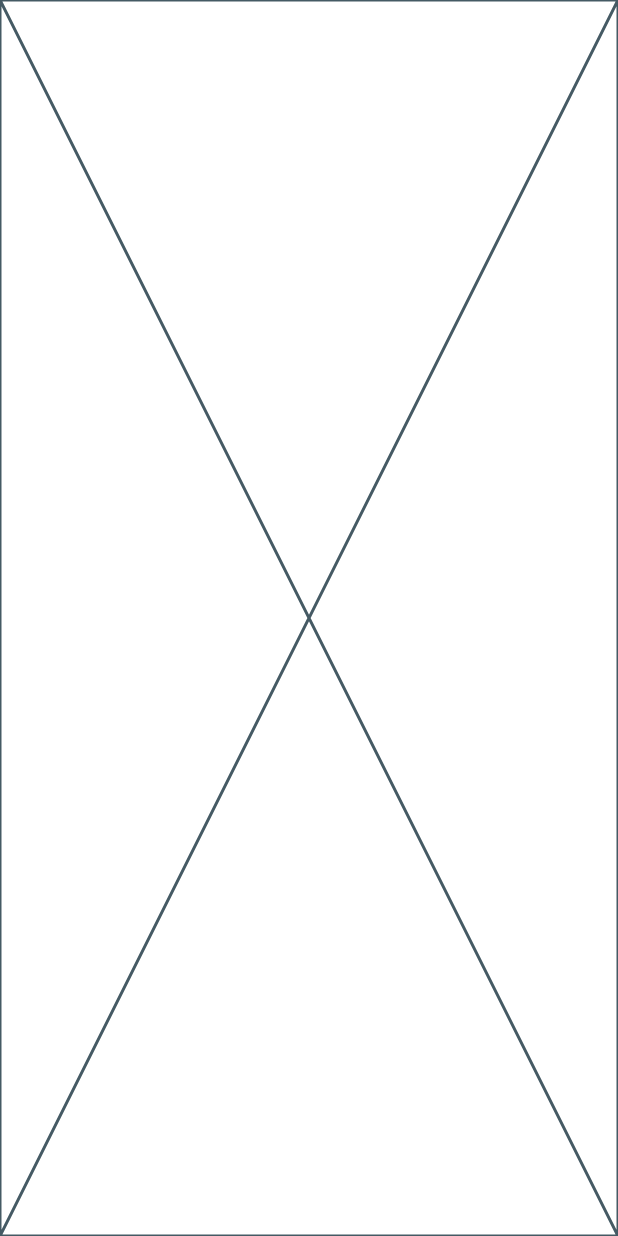
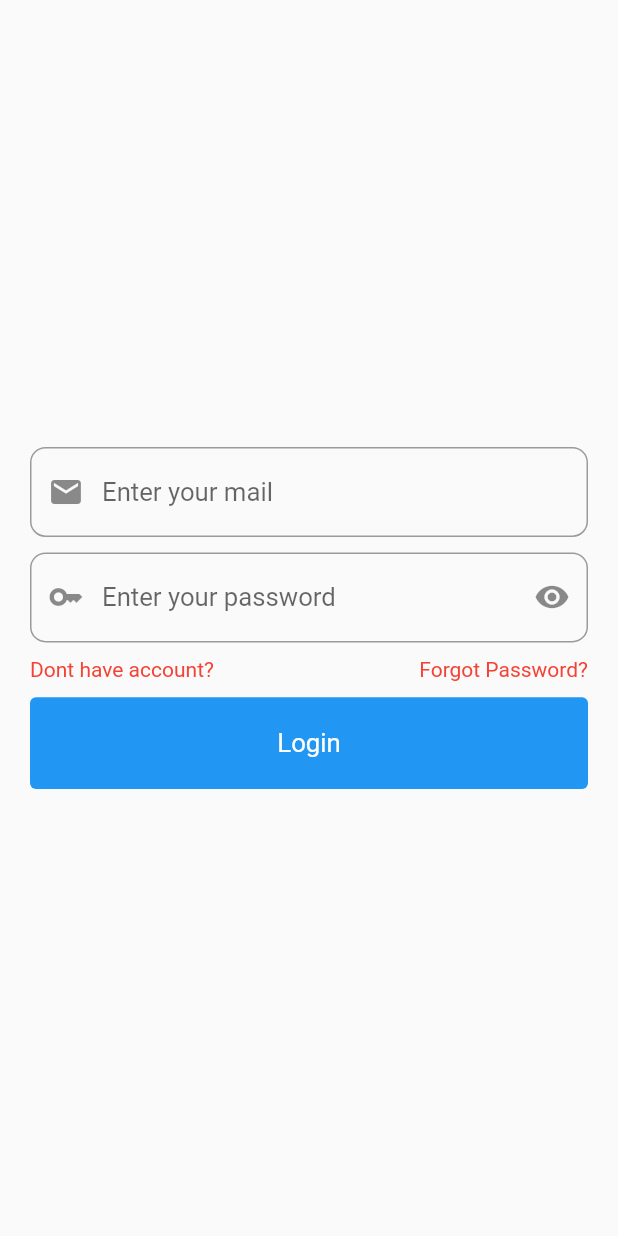
Before and after one commit to ant6000/house_rent, a Flutter app: the screen it shows after launch, on a phone screen of 412 x 824 dp. Run offline on Flutter 3.47's test engine with Material 2 defaults, Android fonts, the phone set to English and light mode, and no system bars; our stand-ins replace flutter_screenutil, get.

Commit message:
login page created

```diff
--- a/lib/main.dart
+++ b/lib/main.dart
@@ -1,4 +1,6 @@
 import 'package:flutter/material.dart';
+import 'package:flutter_screenutil/flutter_screenutil.dart';
+import 'package:get/get_navigation/get_navigation.dart';
 import 'package:house_rent/views/screens/login_page.dart';
 
 void main() {
@@ -10,8 +12,14 @@ class MyApp extends StatelessWidget {
 
   @override
   Widget build(BuildContext context) {
-    return const MaterialApp(
-      home: LoginPage(),
+    return  ScreenUtilInit(
+      designSize: const Size(360, 800),
+      builder: (_, child) {
+        return const GetMaterialApp(
+          debugShowCheckedModeBanner: false,
+          home: LoginPage(),
+        );
+      },
     );
   }
 }
--- a/lib/views/screens/login_page.dart
+++ b/lib/views/screens/login_page.dart
@@ -1,10 +1,103 @@
 import 'package:flutter/material.dart';
+import 'package:flutter_screenutil/flutter_screenutil.dart';
 
-class LoginPage extends StatelessWidget {
+class LoginPage extends StatefulWidget {
   const LoginPage({super.key});
 
   @override
+  State<LoginPage> createState() => _LoginPageState();
+}
+
+class _LoginPageState extends State<LoginPage> {
+  final formKey = GlobalKey<FormState>();
+  final emailController = TextEditingController();
+  final passwordController = TextEditingController();
+
+  @override
   Widget build(BuildContext context) {
-    return const Placeholder();
+    return Scaffold(
+      body: Form(
+        key: formKey,
+        child: Padding(
+          padding: const EdgeInsets.symmetric(horizontal: 20),
+          child: Column(
+            mainAxisAlignment: MainAxisAlignment.center,
+            children: [
+              TextFormField(
+                keyboardType: TextInputType.emailAddress,
+                controller: emailController,
+                decoration: InputDecoration(
+                    border: OutlineInputBorder(
+                        borderRadius: BorderRadius.circular(10.r)),
+                    hintText: 'Enter your mail',
+                    hintStyle: TextStyle(fontSize: 15.sp),
+                    prefixIcon: const Icon(Icons.mail)),
+              ),
+              SizedBox(
+                height: 10.h,
+              ),
+              TextFormField(
+                keyboardType: TextInputType.emailAddress,
+                controller: emailController,
+                decoration: InputDecoration(
+                    border: OutlineInputBorder(
+                        borderRadius: BorderRadius.circular(10.r)),
+                    hintText: 'Enter your password',
+                    hintStyle: TextStyle(fontSize: 15.sp),
+                    prefixIcon: const Icon(Icons.key),
+                    suffixIcon: GestureDetector(
+                      child: const Icon(Icons.remove_red_eye),
+                    )),
+              ),
+              SizedBox(
+                height: 10.h,
+              ),
+              Row(
+                mainAxisAlignment: MainAxisAlignment.spaceBetween,
+                children: [
+                  GestureDetector(
+                    child: const Text(
+                      'Dont have account?',
+                      style: TextStyle(color: Colors.red),
+                    ),
+                  ),
+                  GestureDetector(
+                    child: const Text(
+                      'Forgot Password?',
+                      style: TextStyle(color: Colors.red),
+                    ),
+                  ),
+                ],
+              ),
+              SizedBox(
+                height: 10.h,
+              ),
+              SizedBox(
+                width: double.infinity,
+                child: TextButton(
+                    style: ButtonStyle(
+                        backgroundColor:
+                            const MaterialStatePropertyAll(Colors.blue),
+                        foregroundColor:
+                            const MaterialStatePropertyAll(Colors.white),
+                        padding: MaterialStatePropertyAll(
+                            EdgeInsets.symmetric(vertical: 20.h)),
+                        textStyle: MaterialStatePropertyAll(
+                            TextStyle(fontSize: 15.sp))),
+                    onPressed: () {},
+                    child: const Text('Login')),
+              )
+            ],
+          ),
+        ),
+      ),
+    );
+  }
+
+  @override
+  void dispose() {
+    emailController.dispose();
+    passwordController.dispose();
+    super.dispose();
   }
 }
--- a/pubspec.yaml
+++ b/pubspec.yaml
@@ -30,7 +30,8 @@ environment:
 dependencies:
   flutter:
     sdk: flutter
-
+  get: ^4.6.6
+  flutter_screenutil: ^5.9.0
 
   # The following adds the Cupertino Icons font to your application.
   # Use with the CupertinoIcons class for iOS style icons.
@@ -60,8 +61,7 @@ flutter:
 
   # To add assets to your application, add an assets section, like this:
   # assets:
-  #   - images/a_dot_burr.jpeg
-  #   - images/a_dot_ham.jpeg
+  #   - lib/assets/
 
   # An image asset can refer to one or more resolution-specific "variants", see
   # https://flutter.dev/assets-and-images/#resolution-aware
```
Also changed, not shown: pubspec.lock.
